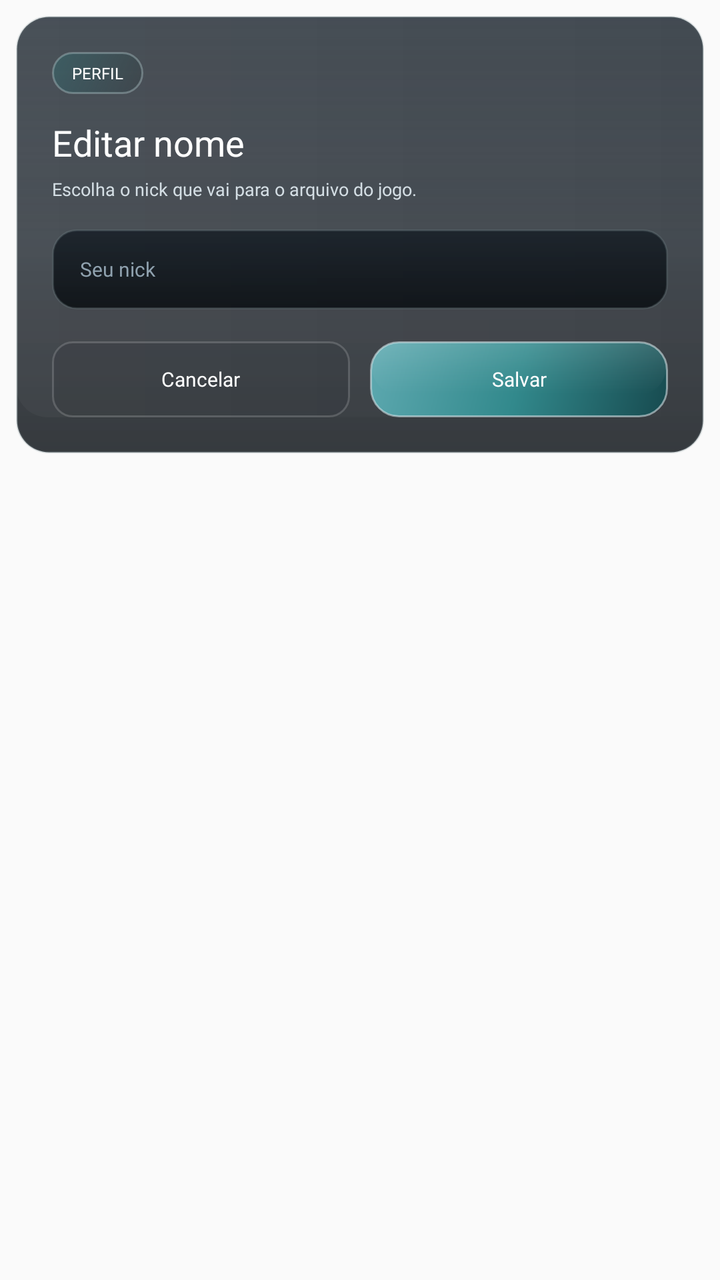
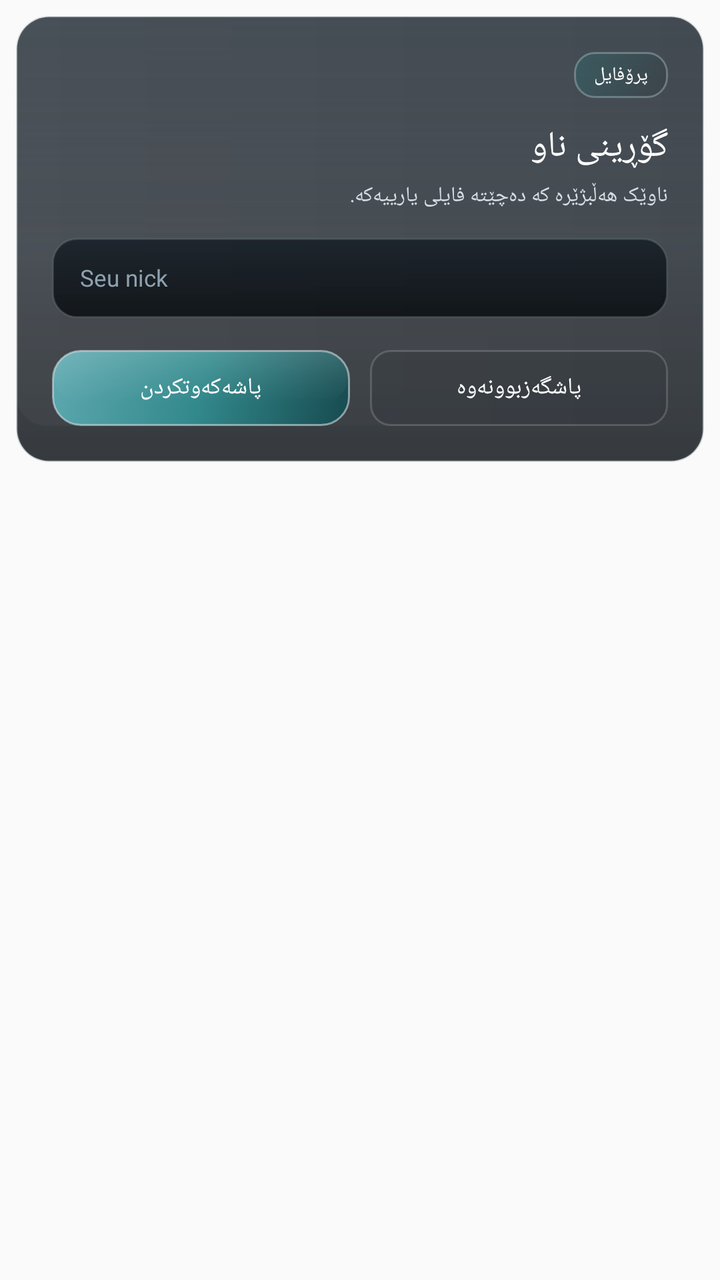

An Android layout rendered at two revisions. The XML below is the earlier revision; the diff shows what the commit changed to produce the second picture.
<!-- AndroidManifest.xml: application theme Theme.AppCompat.Light.NoActionBar.FullScreen -->
<!-- res/layout/dialog_edit_name.xml -->
<?xml version="1.0" encoding="utf-8"?>
<FrameLayout xmlns:android="http://schemas.android.com/apk/res/android"
    android:layout_width="match_parent"
    android:layout_height="wrap_content"
    android:padding="8dp">

    <LinearLayout
        android:layout_width="match_parent"
        android:layout_height="wrap_content"
        android:background="@drawable/home_panel_surface"
        android:orientation="vertical"
        android:padding="18dp">

        <TextView
            android:layout_width="wrap_content"
            android:layout_height="wrap_content"
            android:background="@drawable/home_news_badge"
            android:fontFamily="@font/montserrat_bold"
            android:paddingStart="10dp"
            android:paddingTop="5dp"
            android:paddingEnd="10dp"
            android:paddingBottom="5dp"
            android:text="Perfil"
            android:textAllCaps="true"
            android:textColor="@android:color/white"
            android:textSize="8sp" />

        <TextView
            android:layout_width="wrap_content"
            android:layout_height="wrap_content"
            android:layout_marginTop="12dp"
            android:fontFamily="@font/montserrat_black"
            android:text="Editar nome"
            android:textColor="@android:color/white"
            android:textSize="18sp" />

        <TextView
            android:layout_width="wrap_content"
            android:layout_height="wrap_content"
            android:layout_marginTop="5dp"
            android:fontFamily="@font/montserrat_medium"
            android:text="Escolha o nick que vai para o arquivo do jogo."
            android:textColor="@color/launcher_text_secondary"
            android:textSize="9sp" />

        <EditText
            android:id="@+id/dialog_name_input"
            android:layout_width="match_parent"
            android:layout_height="40dp"
            android:layout_marginTop="14dp"
            android:background="@drawable/launcher_field_surface_dark"
            android:fontFamily="@font/montserrat_bold"
            android:hint="Seu nick"
            android:imeOptions="actionDone|flagNoExtractUi"
            android:inputType="textPersonName"
            android:paddingStart="14dp"
            android:paddingEnd="14dp"
            android:singleLine="true"
            android:textColor="@android:color/white"
            android:textColorHint="@color/launcher_text_muted"
            android:textSize="10sp" />

        <LinearLayout
            android:layout_width="match_parent"
            android:layout_height="wrap_content"
            android:layout_marginTop="16dp"
            android:orientation="horizontal">

            <TextView
                android:id="@+id/dialog_name_cancel"
                android:layout_width="0dp"
                android:layout_height="38dp"
                android:layout_weight="1"
                android:background="@drawable/home_action_text_button"
                android:fontFamily="@font/montserrat_bold"
                android:gravity="center"
                android:text="Cancelar"
                android:textColor="@android:color/white"
                android:textSize="10sp" />

            <TextView
                android:id="@+id/dialog_name_save"
                android:layout_width="0dp"
                android:layout_height="38dp"
                android:layout_marginStart="10dp"
                android:layout_weight="1"
                android:background="@drawable/home_server_select_button"
                android:fontFamily="@font/montserrat_bold"
                android:gravity="center"
                android:text="Salvar"
                android:textColor="@android:color/white"
                android:textSize="10sp" />
        </LinearLayout>
    </LinearLayout>

</FrameLayout>
<!-- resources referenced by this layout -->
<resources>
  <color name="launcher_text_muted">#8FA1AE</color>
  <color name="launcher_text_secondary">#D4DEE4</color>
  <!-- drawable home_action_text_button (drawable) -->
  <?xml version="1.0" encoding="utf-8"?>
  <shape xmlns:android="http://schemas.android.com/apk/res/android"
      android:shape="rectangle">
      <solid android:color="#140F141A" />
      <corners android:radius="10dp" />
      <stroke
          android:width="1dp"
          android:color="#2AFFFFFF" />
  </shape>
  <!-- drawable home_news_badge (drawable) -->
  <?xml version="1.0" encoding="utf-8"?>
  <shape xmlns:android="http://schemas.android.com/apk/res/android"
      android:shape="rectangle">
      <gradient
          android:angle="315"
          android:startColor="#6C2D6F73"
          android:endColor="#33192325" />
      <corners android:radius="10dp" />
      <stroke
          android:width="1dp"
          android:color="#5DBBD4D5" />
  </shape>
  <!-- drawable home_server_select_button (drawable) -->
  <?xml version="1.0" encoding="utf-8"?>
  <layer-list xmlns:android="http://schemas.android.com/apk/res/android">
      <item android:top="2dp">
          <shape android:shape="rectangle">
              <solid android:color="#50101920" />
              <corners android:radius="14dp" />
          </shape>
      </item>
      <item>
          <shape android:shape="rectangle">
              <gradient
                  android:angle="315"
                  android:startColor="#5EA9B0"
                  android:centerColor="@color/launcher_accent_teal"
                  android:endColor="@color/launcher_accent_teal_dark" />
              <corners android:radius="14dp" />
              <stroke
                  android:width="1dp"
                  android:color="#92DAE8EC" />
          </shape>
      </item>
      <item
          android:left="1dp"
          android:top="1dp"
          android:right="1dp"
          android:bottom="12dp">
          <shape android:shape="rectangle">
              <gradient
                  android:angle="270"
                  android:startColor="#24EFFFFF"
                  android:centerColor="#10FFFFFF"
                  android:endColor="#00FFFFFF" />
              <corners android:radius="13dp" />
          </shape>
      </item>
  </layer-list>
  <!-- drawable launcher_field_surface_dark (drawable) -->
  <?xml version="1.0" encoding="utf-8"?>
  <shape xmlns:android="http://schemas.android.com/apk/res/android"
      android:shape="rectangle">
      <gradient
          android:angle="270"
          android:startColor="#C9121A22"
          android:endColor="#D2070B0F" />
      <corners android:radius="12dp" />
      <stroke
          android:width="1dp"
          android:color="@color/launcher_border_soft" />
  </shape>
  <style name="Theme.AppCompat.Light.NoActionBar.FullScreen" parent="@style/Theme.AppCompat.Light.NoActionBar">
          <item name="android:windowNoTitle">true</item>
          <item name="android:windowActionBar">false</item>
          <item name="android:windowFullscreen">true</item>
          <item name="android:windowContentOverlay">@null</item>
          <item name="android:windowLayoutInDisplayCutoutMode">shortEdges</item>
      </style>
  <color name="launcher_panel_top">#E71B242D</color>
  <color name="launcher_panel_bottom">#D00A0F14</color>
  <color name="launcher_border_soft">#42798A91</color>
  <color name="launcher_accent_teal">#32898C</color>
  <color name="launcher_accent_teal_dark">#174A4F</color>
  <!-- unchanged entries left out for length: 1 -->
</resources>

<!-- the commit's change to res/layout/dialog_edit_name.xml (unified diff, before → after) -->
@@ -2,7 +2,8 @@
 <FrameLayout xmlns:android="http://schemas.android.com/apk/res/android"
     android:layout_width="match_parent"
     android:layout_height="wrap_content"
-    android:padding="8dp">
+    android:padding="8dp"
+    android:layoutDirection="rtl">
 
     <LinearLayout
         android:layout_width="match_parent"
@@ -20,17 +21,17 @@
             android:paddingTop="5dp"
             android:paddingEnd="10dp"
             android:paddingBottom="5dp"
-            android:text="Perfil"
+            android:text="پرۆفایل"
             android:textAllCaps="true"
             android:textColor="@android:color/white"
-            android:textSize="8sp" />
+            android:textSize="9.5sp" />
 
         <TextView
             android:layout_width="wrap_content"
             android:layout_height="wrap_content"
             android:layout_marginTop="12dp"
             android:fontFamily="@font/montserrat_black"
-            android:text="Editar nome"
+            android:text="گۆڕینی ناو"
             android:textColor="@android:color/white"
             android:textSize="18sp" />
 
@@ -39,9 +40,9 @@
             android:layout_height="wrap_content"
             android:layout_marginTop="5dp"
             android:fontFamily="@font/montserrat_medium"
-            android:text="Escolha o nick que vai para o arquivo do jogo."
+            android:text="ناوێک هەڵبژێرە کە دەچێتە فایلی یارییەکە."
             android:textColor="@color/launcher_text_secondary"
-            android:textSize="9sp" />
+            android:textSize="10.5sp" />
 
         <EditText
             android:id="@+id/dialog_name_input"
@@ -58,7 +59,7 @@
             android:singleLine="true"
             android:textColor="@android:color/white"
             android:textColorHint="@color/launcher_text_muted"
-            android:textSize="10sp" />
+            android:textSize="11.5sp" />
 
         <LinearLayout
             android:layout_width="match_parent"
@@ -74,9 +75,9 @@
                 android:background="@drawable/home_action_text_button"
                 android:fontFamily="@font/montserrat_bold"
                 android:gravity="center"
-                android:text="Cancelar"
+                android:text="پاشگەزبوونەوە"
                 android:textColor="@android:color/white"
-                android:textSize="10sp" />
+                android:textSize="11.5sp" />
 
             <TextView
                 android:id="@+id/dialog_name_save"
@@ -87,9 +88,9 @@
                 android:background="@drawable/home_server_select_button"
                 android:fontFamily="@font/montserrat_bold"
                 android:gravity="center"
-                android:text="Salvar"
+                android:text="پاشەکەوتکردن"
                 android:textColor="@android:color/white"
-                android:textSize="10sp" />
+                android:textSize="11.5sp" />
         </LinearLayout>
     </LinearLayout>
 
